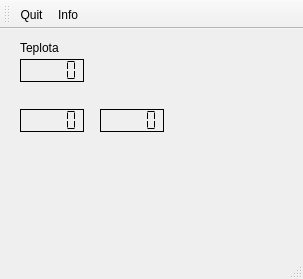
This is RaspberryPI/mainwindow.ui in maruncz/RaspberryPI-tablet as Qt 5 draws it before an edit. The edited form follows.
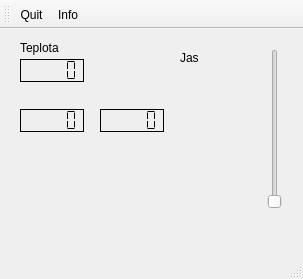
This is the edited form. Icons and pictures are not drawn.

Commit message: On branch master 	modified:   PCB/eagle.epf 	modified:   RaspberryPI/hwinfo.cpp 	modified:   RaspberryPI/info_screen.cpp 	modified:   RaspberryPI/info_screen.h 	modified:   RaspberryPI/mainwindow.cpp 	modified:   RaspberryPI/mainwindow.h 	modified:   RaspberryPI/mainwindow.ui 	modified:   RaspberryPI/rpi.cpp

Patch:
```diff
--- a/RaspberryPI/mainwindow.ui
+++ b/RaspberryPI/mainwindow.ui
@@ -84,6 +84,32 @@
      <string>Teplota</string>
     </property>
    </widget>
+   <widget class="QSlider" name="verticalSlider">
+    <property name="geometry">
+     <rect>
+      <x>260</x>
+      <y>20</y>
+      <width>29</width>
+      <height>160</height>
+     </rect>
+    </property>
+    <property name="orientation">
+     <enum>Qt::Vertical</enum>
+    </property>
+   </widget>
+   <widget class="QLabel" name="label">
+    <property name="geometry">
+     <rect>
+      <x>180</x>
+      <y>20</y>
+      <width>67</width>
+      <height>17</height>
+     </rect>
+    </property>
+    <property name="text">
+     <string>Jas</string>
+    </property>
+   </widget>
   </widget>
   <widget class="QMenuBar" name="menuBar">
    <property name="geometry">
```
The commit also changes 7 other files.
